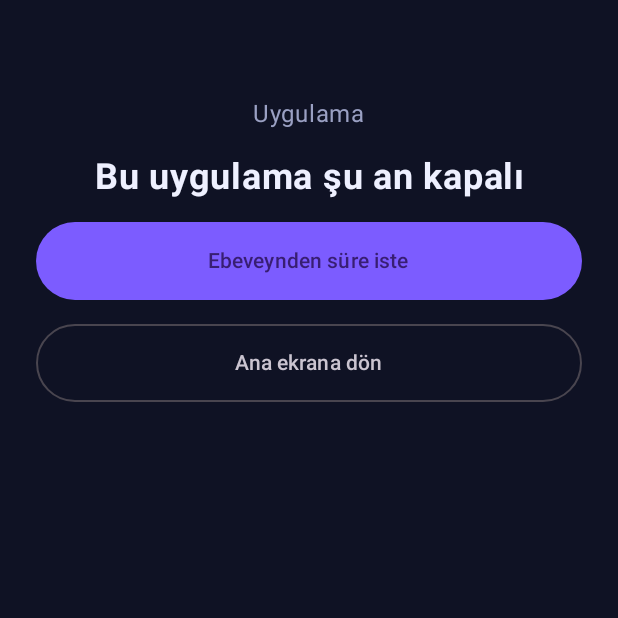
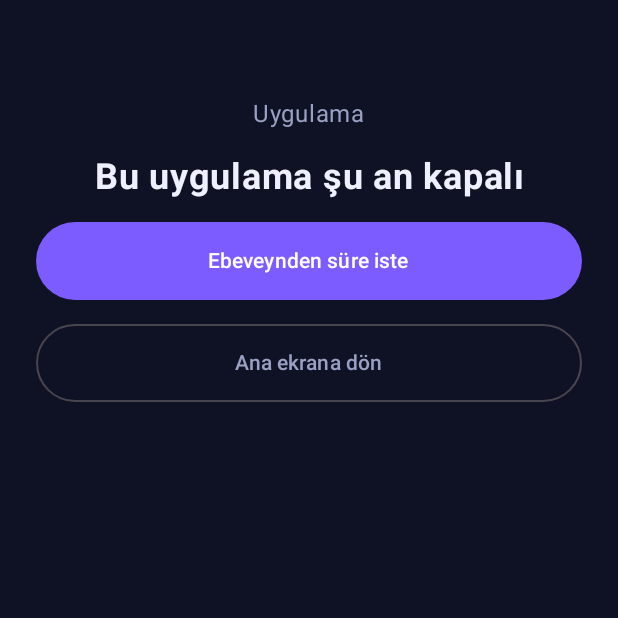
Before and after one commit to mbkurt06/kidspanelcontrol, an Android app built with Jetpack Compose: the LockActivity screen opened directly, with no data from a screen before it, on a phone screen of 412 x 824 dp, the top half of it. Run offline under Robolectric (Android 15) with nearby library versions, the phone set to English and light mode, and no system bars.

Commit message:
Android: buton yazıları okunur (beyaz)
Co-Authored-By: Claude Opus 5.5 <noreply@anthropic.com>
Claude-Session: https://claude.ai/code/session_01T8pWmzp6r984bCVRRuZPBy

```diff
--- a/android/app/src/main/java/app/orbit/ui/Common.kt
+++ b/android/app/src/main/java/app/orbit/ui/Common.kt
@@ -57,7 +57,8 @@ object C {
 fun OrbitTheme(content: @Composable () -> Unit) {
     MaterialTheme(
         colorScheme = darkColorScheme(
-            primary = C.accent, background = C.bg, surface = C.surface, onSurface = C.text, onBackground = C.text,
+            primary = C.accent, onPrimary = Color.White, background = C.bg, surface = C.surface, onSurface = C.text, onBackground = C.text,
+            surfaceVariant = C.surface2, onSurfaceVariant = C.muted, outline = C.line,
         ),
         content = content,
     )
```
